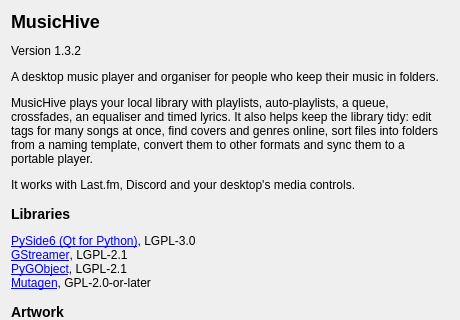
This is ui/about.ui in music-hive-dev/MusicHive as Qt 5 draws it before an edit; both pictures show x 0 to 460 and y 0 to 320 of the 460 by 520 pixel window. The edited form follows.
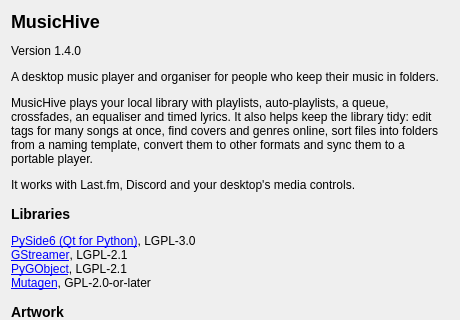
This is the edited form.

Commit message: per-song and playlist presets, visualiser presets and custom flags, raised version to 1.4.0

What changed in the file:
```diff
--- a/ui/about.ui
+++ b/ui/about.ui
@@ -18,7 +18,7 @@
     <widget class="QLabel" name="aboutText">
      <property name="text">
       <string>&lt;h2&gt;MusicHive&lt;/h2&gt;
-&lt;p&gt;Version 1.3.2&lt;/p&gt;
+&lt;p&gt;Version 1.4.0&lt;/p&gt;
 &lt;p&gt;A desktop music player and organiser for people who keep their music in folders.&lt;/p&gt;
 &lt;p&gt;MusicHive plays your local library with playlists, auto-playlists, a queue, crossfades, an equaliser and timed lyrics. It also helps keep the library tidy: edit tags for many songs at once, find covers and genres online, sort files into folders from a naming template, convert them to other formats and sync them to a portable player.&lt;/p&gt;
 &lt;p&gt;It works with Last.fm, Discord and your desktop's media controls.&lt;/p&gt;
```
The commit also changes 43 other files.
